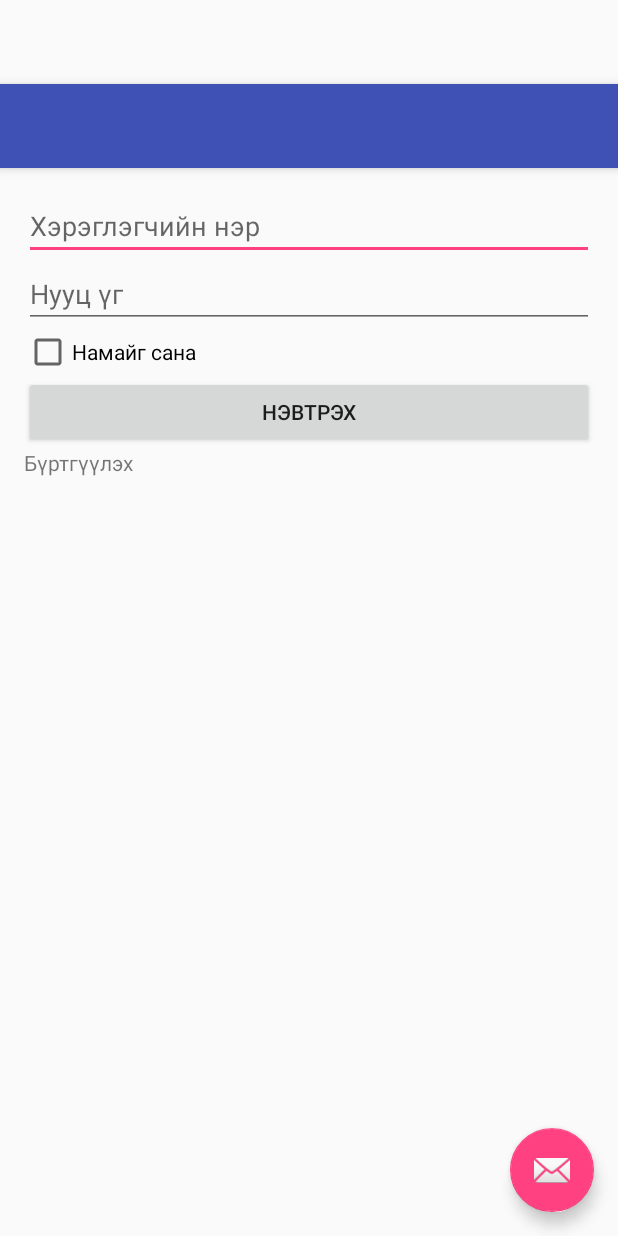
After one commit to doljko/ToDay, an Android app: the layout activity_login.xml on its own in the app's theme, with its tools: preview values and no code run, on a phone screen of 412 x 824 dp. The commit adds this screen. Run offline under Robolectric (Android 15) with nearby library versions, the phone set to English and light mode, and no system bars.

Commit message:
login nemsen

```diff
--- a/app/src/main/AndroidManifest.xml
+++ b/app/src/main/AndroidManifest.xml
@@ -11,20 +11,25 @@
         <activity
             android:name=".MainActivity"
             android:label="@string/app_name"
-            android:theme="@style/AppTheme.NoActionBar">
-
-        </activity>
+            android:theme="@style/AppTheme.NoActionBar" />
         <activity
             android:name=".SplashScreenActivity"
             android:label="@string/title_activity_splash_screen"
             android:theme="@style/AppTheme.NoActionBar">
-
             <intent-filter>
                 <action android:name="android.intent.action.MAIN" />
 
                 <category android:name="android.intent.category.LAUNCHER" />
             </intent-filter>
         </activity>
+        <activity
+            android:name=".LoginActivity"
+            android:label="@string/title_activity_login"
+            android:theme="@style/AppTheme.NoActionBar" />
+        <activity
+            android:name=".SignupActivity"
+            android:label="@string/title_activity_signup"
+            android:theme="@style/AppTheme.NoActionBar"></activity>
     </application>
 
 </manifest>
--- /dev/null
+++ b/app/src/main/java/mn/pomodoro/LoginActivity.java
@@ -0,0 +1,45 @@
+package mn.pomodoro;
+
+import android.content.Intent;
+import android.os.Bundle;
+import android.support.design.widget.FloatingActionButton;
+import android.support.design.widget.Snackbar;
+import android.support.v7.app.AppCompatActivity;
+import android.support.v7.widget.Toolbar;
+import android.view.View;
+import android.view.animation.Interpolator;
+import android.widget.Button;
+import android.widget.EditText;
+
+public class LoginActivity extends AppCompatActivity {
+
+    @Override
+    protected void onCreate(Bundle savedInstanceState) {
+        super.onCreate(savedInstanceState);
+        setContentView(R.layout.activity_login);
+        Toolbar toolbar = (Toolbar) findViewById(R.id.toolbar);
+        EditText usernameText = (EditText)findViewById(R.id.userNameText);
+        EditText passwordText = (EditText)findViewById(R.id.passText);
+        Button loginButton = (Button)findViewById(R.id.loginButton);
+
+        setSupportActionBar(toolbar);
+
+        FloatingActionButton fab = (FloatingActionButton) findViewById(R.id.fab);
+        fab.setOnClickListener(new View.OnClickListener() {
+            @Override
+            public void onClick(View view) {
+                Snackbar.make(view, "Replace with your own action", Snackbar.LENGTH_LONG)
+                        .setAction("Action", null).show();
+            }
+        });
+
+        loginButton.setOnClickListener(new View.OnClickListener() {
+            @Override
+            public void onClick(View v) {
+                Intent intent = new Intent(LoginActivity.this, MainActivity.class);
+                startActivity(intent);
+            }
+        });
+    }
+
+}
--- a/app/src/main/java/mn/pomodoro/SplashScreenActivity.java
+++ b/app/src/main/java/mn/pomodoro/SplashScreenActivity.java
@@ -23,7 +23,7 @@ public class SplashScreenActivity extends AppCompatActivity {
                     }catch(InterruptedException e){
                         e.printStackTrace();
                     }finally{
-                        Intent intent = new Intent(SplashScreenActivity.this,MainActivity.class);
+                        Intent intent = new Intent(SplashScreenActivity.this,LoginActivity.class);
                         startActivity(intent);
                         finish();
                     }
--- /dev/null
+++ b/app/src/main/res/layout/activity_login.xml
@@ -0,0 +1,34 @@
+<?xml version="1.0" encoding="utf-8"?>
+<android.support.design.widget.CoordinatorLayout xmlns:android="http://schemas.android.com/apk/res/android"
+    xmlns:app="http://schemas.android.com/apk/res-auto"
+    xmlns:tools="http://schemas.android.com/tools"
+    android:layout_width="match_parent"
+    android:layout_height="match_parent"
+    android:fitsSystemWindows="true"
+    tools:context="mn.pomodoro.LoginActivity">
+
+    <android.support.design.widget.AppBarLayout
+        android:layout_width="match_parent"
+        android:layout_height="wrap_content"
+        android:theme="@style/AppTheme.AppBarOverlay">
+
+        <android.support.v7.widget.Toolbar
+            android:id="@+id/toolbar"
+            android:layout_width="match_parent"
+            android:layout_height="?attr/actionBarSize"
+            android:background="?attr/colorPrimary"
+            app:popupTheme="@style/AppTheme.PopupOverlay" />
+
+    </android.support.design.widget.AppBarLayout>
+
+    <include layout="@layout/content_login" />
+
+    <android.support.design.widget.FloatingActionButton
+        android:id="@+id/fab"
+        android:layout_width="wrap_content"
+        android:layout_height="wrap_content"
+        android:layout_gravity="bottom|end"
+        android:layout_margin="@dimen/fab_margin"
+        app:srcCompat="@android:drawable/ic_dialog_email" />
+
+</android.support.design.widget.CoordinatorLayout>
--- /dev/null
+++ b/app/src/main/res/layout/content_login.xml
@@ -0,0 +1,51 @@
+<?xml version="1.0" encoding="utf-8"?>
+<LinearLayout xmlns:android="http://schemas.android.com/apk/res/android"
+    xmlns:app="http://schemas.android.com/apk/res-auto"
+    xmlns:tools="http://schemas.android.com/tools"
+    android:id="@+id/content_login"
+    android:layout_width="match_parent"
+    android:layout_height="match_parent"
+    android:paddingBottom="@dimen/activity_vertical_margin"
+    android:paddingLeft="@dimen/activity_horizontal_margin"
+    android:paddingRight="@dimen/activity_horizontal_margin"
+    android:paddingTop="@dimen/activity_vertical_margin"
+    app:layout_behavior="@string/appbar_scrolling_view_behavior"
+    tools:context="mn.pomodoro.LoginActivity"
+    tools:showIn="@layout/activity_login"
+    android:orientation="vertical">
+
+    <EditText
+        android:layout_width="match_parent"
+        android:layout_height="wrap_content"
+        android:inputType="textNoSuggestions|textPersonName"
+        android:hint="Хэрэглэгчийн нэр"
+        android:ems="10"
+        android:id="@+id/userNameText"/>
+
+    <EditText
+        android:layout_width="match_parent"
+        android:layout_height="wrap_content"
+        android:inputType="textPassword"
+        android:ems="10"
+        android:id="@+id/passText"
+        android:hint="Нууц үг" />
+
+    <CheckBox
+        android:text="Намайг сана"
+        android:layout_width="match_parent"
+        android:layout_height="wrap_content"
+        android:id="@+id/rememberCheckBox" />
+
+    <Button
+        android:text="Нэвтрэх"
+        android:layout_width="match_parent"
+        android:layout_height="wrap_content"
+        android:id="@+id/loginButton" />
+
+    <TextView
+        android:text="Бүртгүүлэх"
+        android:layout_width="match_parent"
+        android:layout_height="wrap_content"
+        android:id="@+id/signupTextView" />
+
+</LinearLayout>
```
